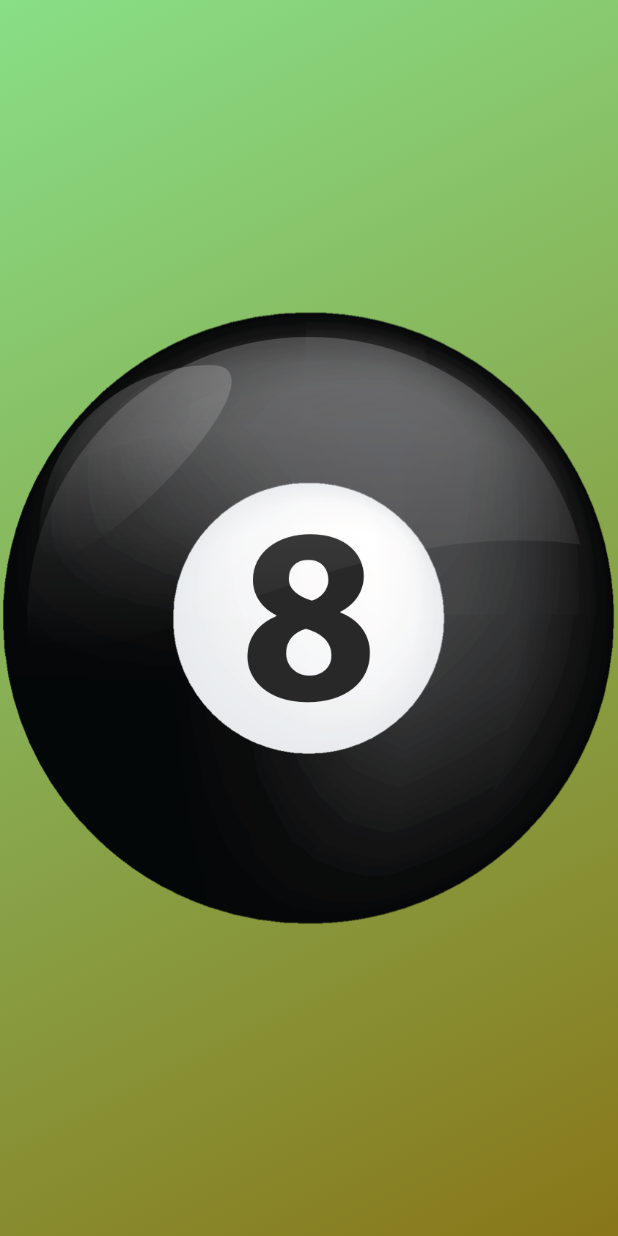
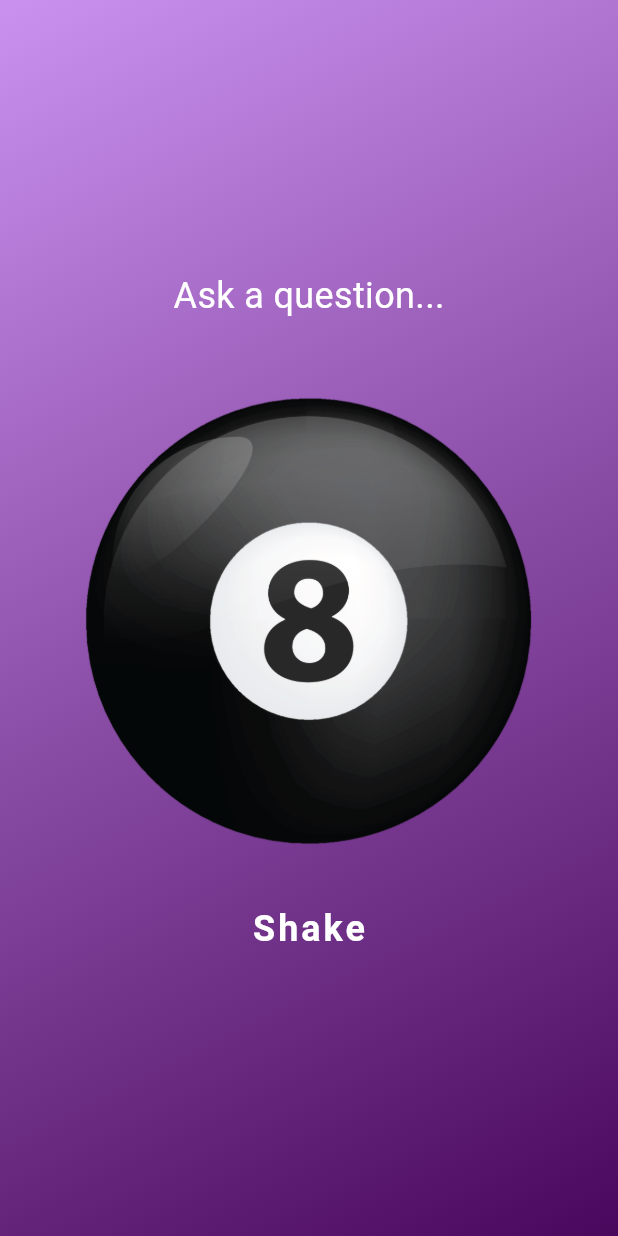
Before and after one commit to AzorHorus1/Flutter, a Flutter app: the screen it shows after launch, on a phone screen of 412 x 824 dp. Run offline on Flutter 3.47's test engine with Material 3 defaults, Android fonts, the phone set to English and light mode, and no system bars.

Commit message:
added magicballwidget

```diff
--- a/lib/gradient_container.dart
+++ b/lib/gradient_container.dart
@@ -1,14 +1,19 @@
 import 'package:flutter/material.dart';
+import 'package:magic_ball/magic_ball_widget.dart';
 import 'package:magic_ball/style_text.dart';
 
 const Alignment alignmentTopLeft = Alignment.topLeft;
 const Alignment alignmentBottomRight = Alignment.bottomRight;
+List<String> listOfWords = ['hello', 'world'];
+List<int> listOfNumbers = [1, 2, 3, 4, 5];
 
 //const topLeft = Alignment.topLeft;
 //const greeting = 'Hello World!';
 //final bottomRight = Alignment.bottomRight;
 
 class GradientContainer extends StatelessWidget {
+  //var ballImage = "assets/images/ball_images/1.png";
+
   const GradientContainer({super.key});
 
   @override
@@ -17,15 +22,15 @@ class GradientContainer extends StatelessWidget {
       decoration: BoxDecoration(
         gradient: LinearGradient(
           colors: [
-            const Color.fromARGB(255, 136, 223, 134),
-            const Color.fromARGB(255, 136, 118, 25),
+            const Color.fromARGB(255, 202, 145, 239),
+            const Color.fromARGB(255, 73, 8, 92),
           ],
           begin: Alignment.topLeft,
           end: Alignment.bottomRight,
         ),
       ),
       child: Center(
-        child: Image.asset("assets/images/ball_images/1.png"),
+        child: MagicBallWidget(),
       ),
     );
   }
--- /dev/null
+++ b/lib/magic_ball_widget.dart
@@ -0,0 +1,48 @@
+import 'package:flutter/material.dart';
+import 'package:magic_ball/gradient_container.dart';
+import 'package:magic_ball/style_text.dart';
+
+class MagicBallWidget extends StatefulWidget {
+  @override
+  State<StatefulWidget> createState() {
+    return _MagicBallState();
+  }
+}
+
+class _MagicBallState extends State<MagicBallWidget> {
+  String ballImage = "assets/images/ball_images/1.png";
+  void shake() {
+    setState(() {
+      int randomIndex =
+          (DateTime.now().millisecondsSinceEpoch / 1000).round() % 5 + 1;
+      ballImage = 'assets/images/ball_images/$randomIndex.png';
+    });
+  }
+
+  @override
+  Widget build(BuildContext context) {
+    return Column(
+      mainAxisSize: MainAxisSize.min,
+      children: [
+        const StyleText("Ask a question..."),
+        const SizedBox(height: 50),
+        Image.asset(ballImage, width: 300),
+        const SizedBox(
+          height: 30,
+        ),
+        TextButton(
+          onPressed: shake,
+          child: Text(
+            "Shake",
+            style: TextStyle(
+              color: Colors.white,
+              fontSize: 24,
+              fontWeight: FontWeight.w700,
+              letterSpacing: 2,
+            ),
+          ),
+        ),
+      ],
+    );
+  }
+}
```
